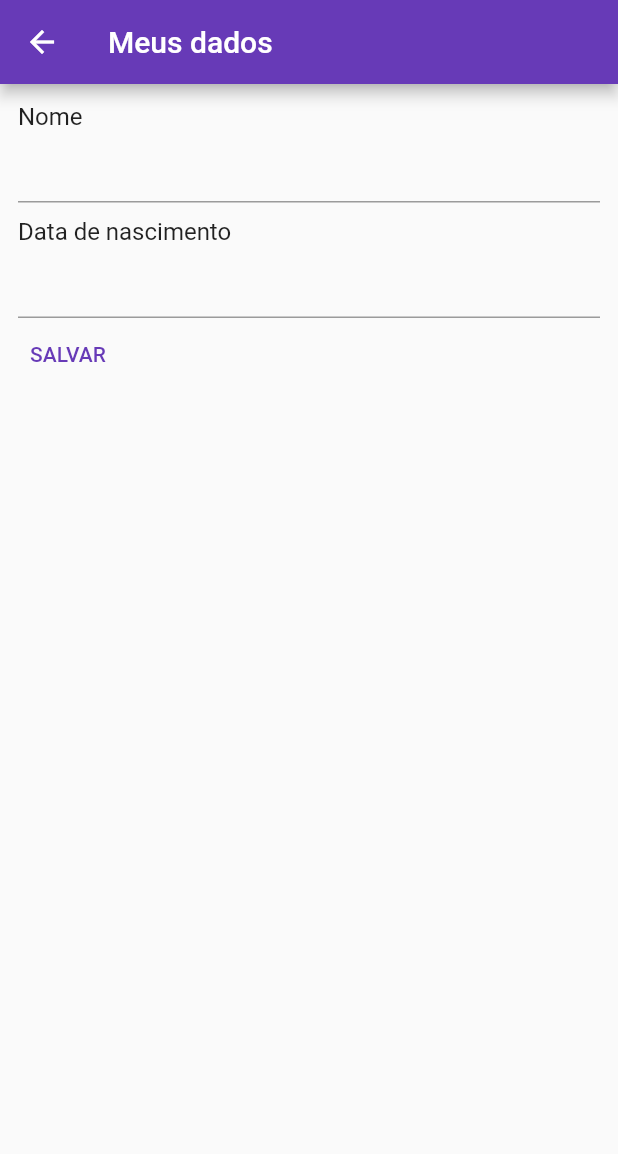
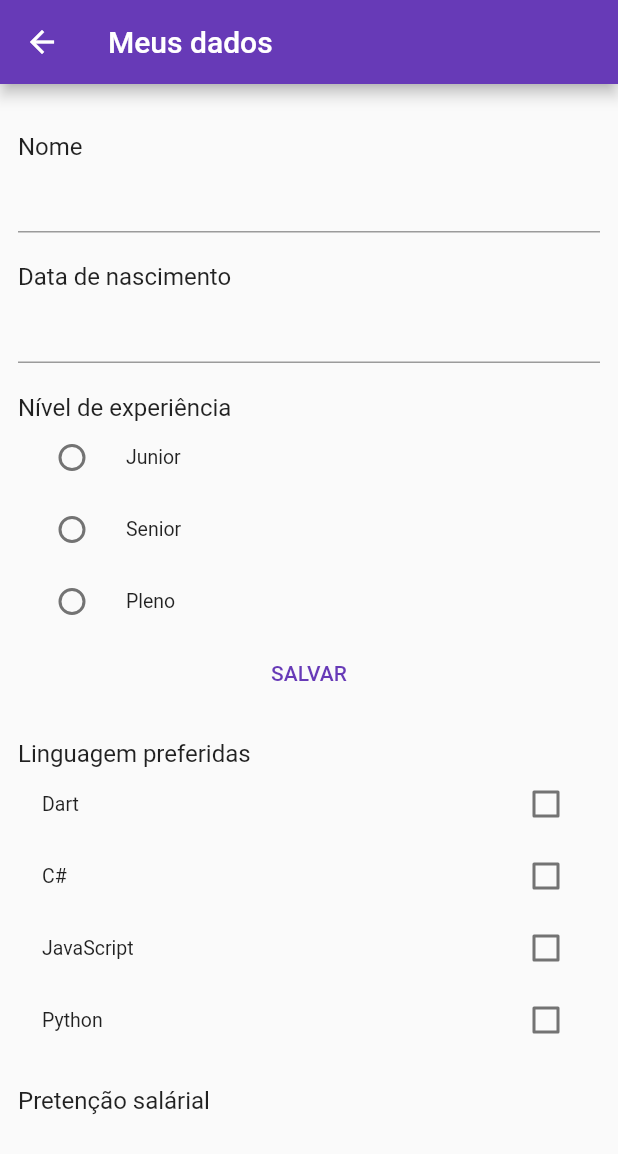
Before and after one commit to LucasMagnago/first-app-flutter, a Flutter app: the screen it shows after launch, in the side drawer, after a tap on "Dados cadastrais", on a phone screen of 412 x 824 dp. Shown: the top 1154 px of the screen. Run offline on Flutter 3.47's test engine with Material 2 defaults, Android fonts, the phone set to English and light mode, and no system bars; our stand-ins replace google_fonts.

```diff
--- a/lib/pages/dados_cadastrais.dart
+++ b/lib/pages/dados_cadastrais.dart
@@ -1,5 +1,8 @@
+import 'package:first_app_flutter/repositories/language_repository.dart';
 import 'package:first_app_flutter/shared/widgets/text_label.dart';
 import 'package:flutter/material.dart';
+
+import '../repositories/level_repository.dart';
 
 class DadosCadastraisPage extends StatefulWidget {
   const DadosCadastraisPage({Key? key}) : super(key: key);
@@ -11,6 +14,19 @@ class DadosCadastraisPage extends StatefulWidget {
 class _DadosCadastraisPageState extends State<DadosCadastraisPage> {
   TextEditingController nameController = TextEditingController(text: '');
   TextEditingController dateController = TextEditingController(text: '');
+  var levelRepository = LevelRepository();
+  var languageRepository = LanguageRepository();
+  List<String> lstLevels = [];
+  var selectedLevel = '';
+  List<String> lstLanguages = [];
+  var selectedLanguages = [];
+
+  @override
+  void initState() {
+    lstLevels = levelRepository.getLevels();
+    lstLanguages = languageRepository.getLanguages();
+    super.initState();
+  }
 
   @override
   Widget build(BuildContext context) {
@@ -20,17 +36,13 @@ class _DadosCadastraisPageState extends State<DadosCadastraisPage> {
       ),
       body: Padding(
         padding: const EdgeInsets.all(12),
-        child: Column(
-          crossAxisAlignment: CrossAxisAlignment.start,
+        child: ListView(
           children: [
             const TextLabel(
               text: 'Nome',
             ),
             TextField(
               controller: nameController,
-            ),
-            const SizedBox(
-              height: 10,
             ),
             const TextLabel(
               text: 'Data de nascimento',
@@ -51,6 +63,27 @@ class _DadosCadastraisPageState extends State<DadosCadastraisPage> {
                 }
               },
             ),
+            const TextLabel(
+              text: 'Nível de experiência',
+            ),
+            Column(
+              children: lstLevels
+                  .map(
+                    (l) => RadioListTile(
+                      dense: true,
+                      title: Text(
+                        l.toString(),
+                      ),
+                      selected: selectedLevel == l.toString(),
+                      value: l.toString(),
+                      groupValue: selectedLevel,
+                      onChanged: (value) => setState(() {
+                        selectedLevel = value!;
+                      }),
+                    ),
+                  )
+                  .toList(),
+            ),
             TextButton(
               onPressed: () {
                 print(nameController.text);
@@ -58,6 +91,31 @@ class _DadosCadastraisPageState extends State<DadosCadastraisPage> {
               },
               child: const Text('SALVAR'),
             ),
+            const TextLabel(
+              text: 'Linguagem preferidas',
+            ),
+            Column(
+              children: lstLanguages
+                  .map((l) => CheckboxListTile(
+                        dense: true,
+                        title: Text(l.toString()),
+                        value: selectedLanguages.contains(l.toString()),
+                        onChanged: (value) {
+                          print(value);
+                          setState(() {
+                            if (value!) {
+                              selectedLanguages.add(l.toString());
+                            } else {
+                              selectedLanguages.remove(l.toString());
+                            }
+                          });
+                        },
+                      ))
+                  .toList(),
+            ),
+            const TextLabel(
+              text: 'Pretenção salárial',
+            ),
           ],
         ),
       ),
--- /dev/null
+++ b/lib/repositories/language_repository.dart
@@ -0,0 +1,5 @@
+class LanguageRepository {
+  List<String> getLanguages() {
+    return ['Dart', 'C#', 'JavaScript', 'Python'];
+  }
+}
--- /dev/null
+++ b/lib/repositories/level_repository.dart
@@ -0,0 +1,5 @@
+class LevelRepository {
+  List<String> getLevels() {
+    return ['Junior', 'Senior', 'Pleno'];
+  }
+}
--- a/lib/shared/widgets/text_label.dart
+++ b/lib/shared/widgets/text_label.dart
@@ -6,11 +6,14 @@ class TextLabel extends StatelessWidget {
 
   @override
   Widget build(BuildContext context) {
-    return Text(
-      text,
-      style: const TextStyle(
-        fontSize: 16,
-        fontWeight: FontWeight.w400,
+    return Container(
+      margin: const EdgeInsets.only(top: 20),
+      child: Text(
+        text,
+        style: const TextStyle(
+          fontSize: 16,
+          fontWeight: FontWeight.w400,
+        ),
       ),
     );
   }
```
